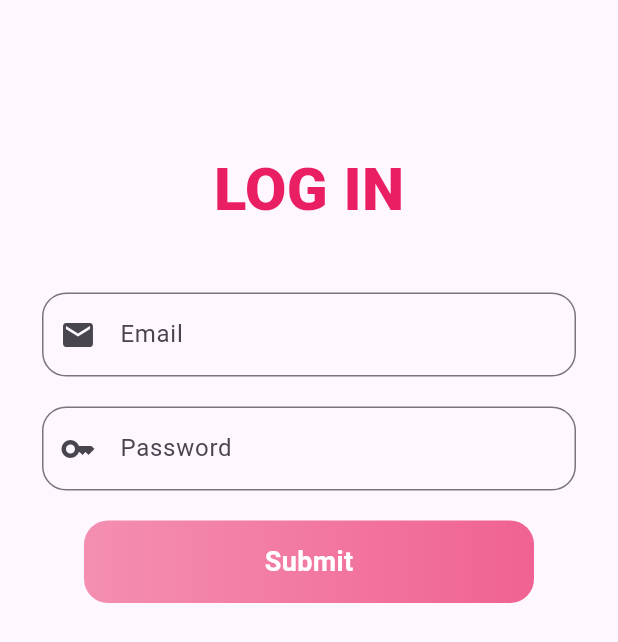
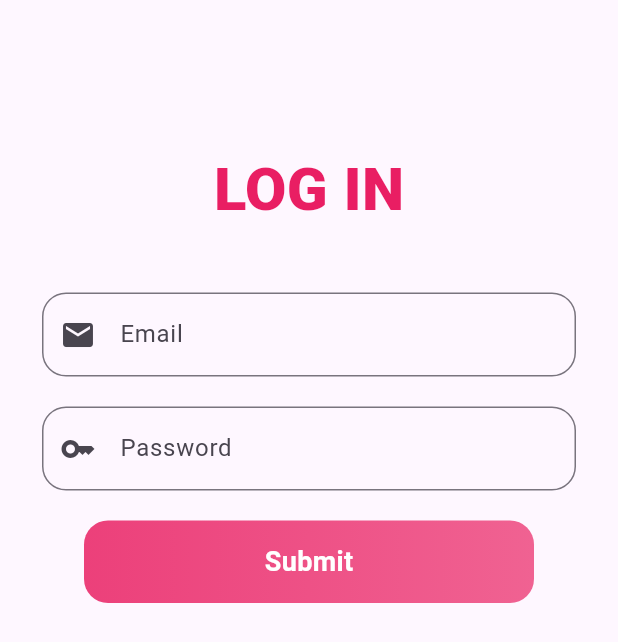
Before and after one commit to sohasara/E-Commerce-App, a Flutter app: the screen it shows after launch, on a phone screen of 412 x 824 dp. Shown: the top 642 px of the screen. Run offline on Flutter 3.47's test engine with Material 3 defaults, Android fonts, the phone set to English and light mode, and no system bars.

Commit message:
change color

```diff
--- a/lib/feature/presentation/widgets/submit_button.dart
+++ b/lib/feature/presentation/widgets/submit_button.dart
@@ -14,7 +14,7 @@ class SubmitButton extends StatelessWidget {
           borderRadius: BorderRadius.circular(16),
           gradient: LinearGradient(
             colors: [
-              Colors.pink.shade200,
+              Colors.pink.shade400,
               Colors.pink.shade300,
             ],
           ),
```
